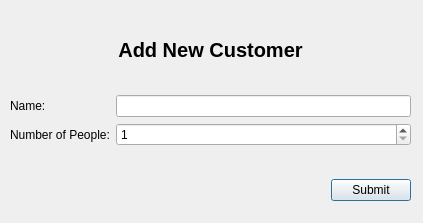
Qt form addcustomerdialog.ui (Matthew1906/CPEN6126010-RestaurantWaitingList) before a commit.
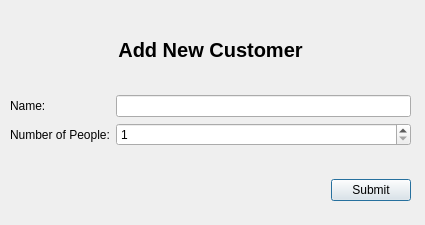
The same form after that commit.

Commit message: Table History Dialog

Diff of the .ui file:
```diff
--- a/addcustomerdialog.ui
+++ b/addcustomerdialog.ui
@@ -6,8 +6,8 @@
    <rect>
     <x>0</x>
     <y>0</y>
-    <width>423</width>
-    <height>223</height>
+    <width>425</width>
+    <height>225</height>
    </rect>
   </property>
   <property name="windowTitle">
```
The commit also changes 6 other files.
